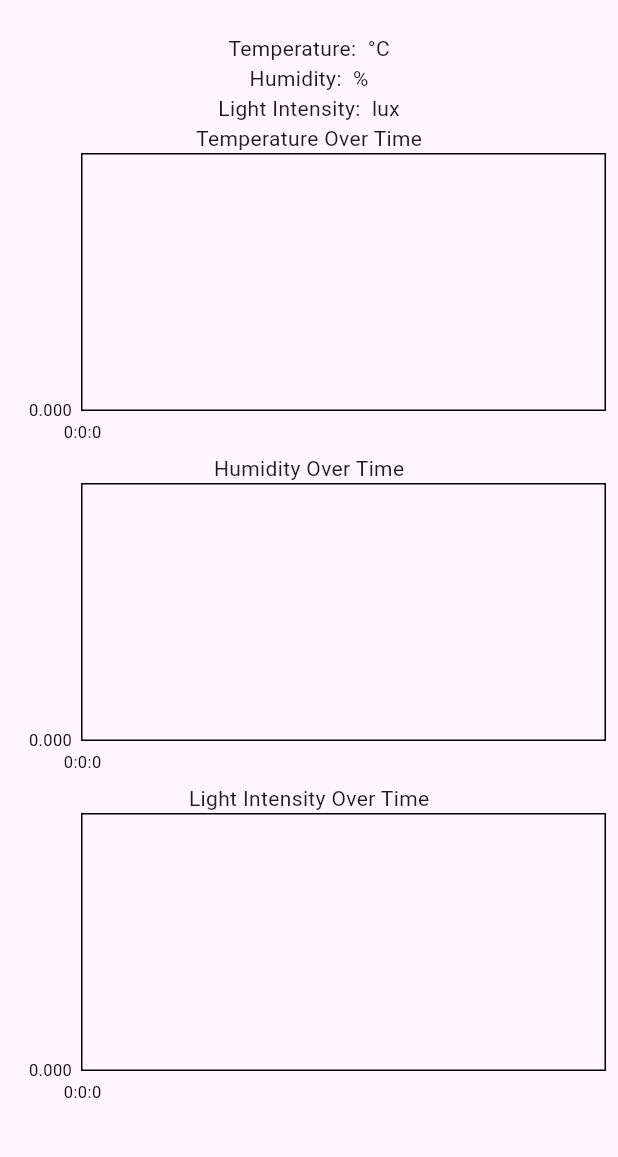
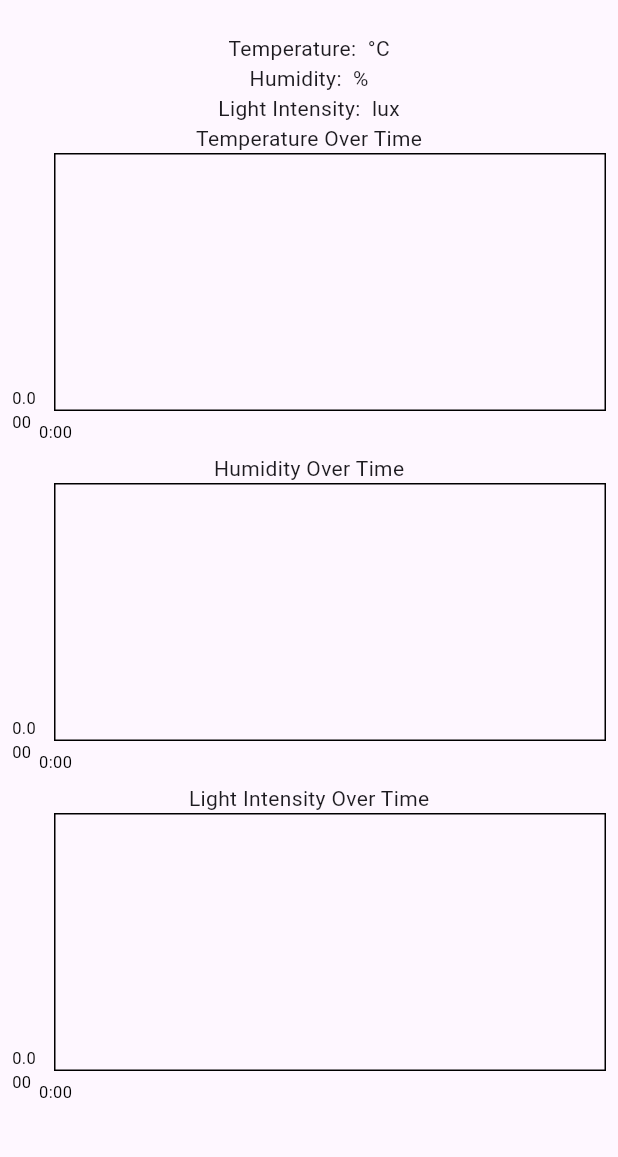
Before and after one commit to johnbtitor/Plantdroid, a Flutter app: the screen it shows after launch, on a phone screen of 412 x 824 dp, the part 63-1220 px from its top. Run offline on Flutter 3.47's test engine with Material 3 defaults, Android fonts, the phone set to English and light mode, and no system bars; drawn by our look-alikes of fl_chart; network calls fail.

Commit message:
fixed graphs' overlapping values

```diff
--- a/plantdroid/lib/main.dart
+++ b/plantdroid/lib/main.dart
@@ -15,6 +15,7 @@ class MyApp extends StatelessWidget {
       theme: ThemeData(
         primarySwatch: Colors.blue,
       ),
+      debugShowCheckedModeBanner: false, // Add this line to remove the debug banner
       home: MyHomePage(),
     );
   }
@@ -33,6 +34,7 @@ class _MyHomePageState extends State<MyHomePage> {
   List<FlSpot> temperatureHistory = [];
   List<FlSpot> humidityHistory = [];
   List<FlSpot> lightHistory = [];
+  int pointCount = 0;
 
   @override
   void initState() {
@@ -45,6 +47,7 @@ class _MyHomePageState extends State<MyHomePage> {
         temperatureHistory.add(FlSpot(time, parsedData['temperature']));
         humidityHistory.add(FlSpot(time, parsedData['humidity']));
         lightHistory.add(FlSpot(time, parsedData['light']));
+        pointCount++;
       });
     });
   }
@@ -88,25 +91,45 @@ class _MyHomePageState extends State<MyHomePage> {
               lineBarsData: [
                 LineChartBarData(
                   spots: history,
-                  isCurved: true,
+                  isCurved: false, // Linearly connect the dots
                   colors: [color],
-                  dotData: FlDotData(show: false),
+                  dotData: FlDotData(show: true), // Show dots
+                  belowBarData: BarAreaData(show: false),
                 ),
               ],
               titlesData: FlTitlesData(
                 bottomTitles: SideTitles(
                   showTitles: true,
+                  reservedSize: 22,
+                  interval: calculateInterval(), // Calculate interval dynamically
                   getTitles: (value) {
                     final date = DateTime.fromMillisecondsSinceEpoch(value.toInt());
-                    return '${date.hour}:${date.minute}:${date.second}';
+                    return '${date.hour}:${date.minute.toString().padLeft(2, '0')}'; // Show hour and minute
                   },
                 ),
+                leftTitles: SideTitles(showTitles: true),
               ),
+              minY: 0, // Ensure Y-axis starts from 0
+              gridData: FlGridData(show: true),
+              borderData: FlBorderData(show: true),
             ),
           ),
         ),
       ],
     );
+  }
+
+  double calculateInterval() {
+    // Adjust the interval based on the number of data points to prevent overlap
+    if (pointCount < 10) {
+      return 60000; // 1 minute in milliseconds
+    } else if (pointCount < 50) {
+      return 300000; // 5 minutes in milliseconds
+    } else if (pointCount < 100) {
+      return 600000; // 10 minutes in milliseconds
+    } else {
+      return 1800000; // 30 minutes in milliseconds
+    }
   }
 
   @override
```
